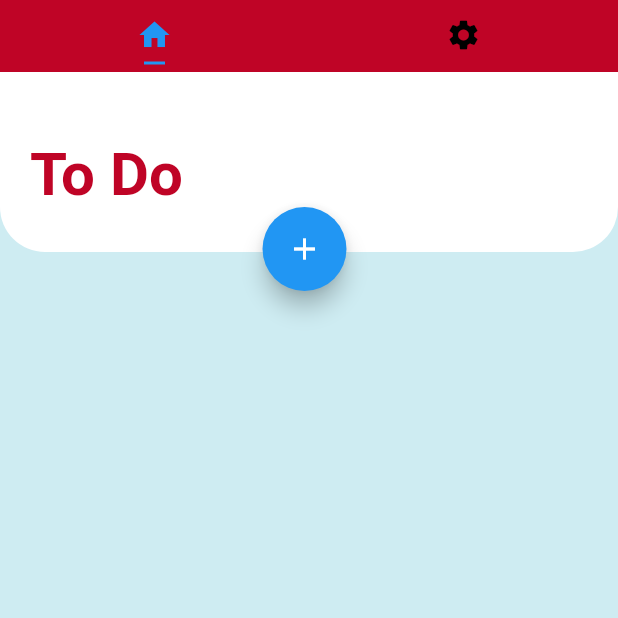
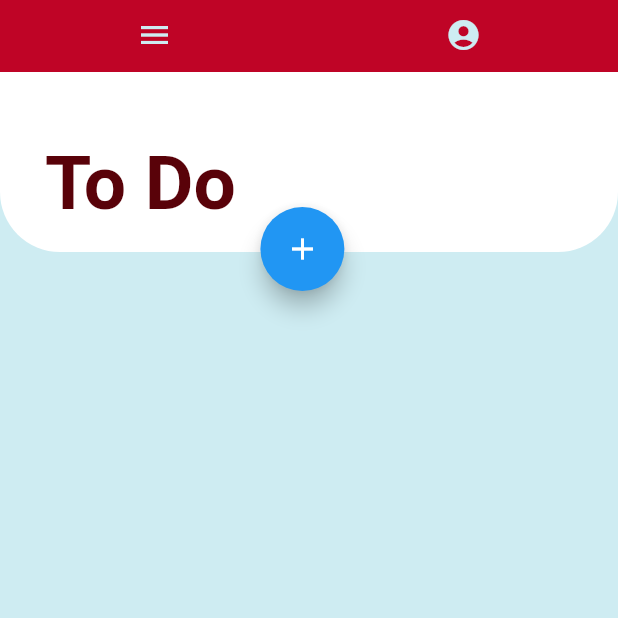
Before and after one commit to JemalAbdullahi/TodoApp, a Flutter app: the screen it shows after launch, on a phone screen of 412 x 824 dp, the top half of it. Run offline on Flutter 3.47's test engine with Material 2 defaults, Android fonts, the phone set to English and light mode, and no system bars; Roboto replaces fonts that are missing (Avenir).

Commit message:
textstyle objects created

```diff
--- a/lib/main.dart
+++ b/lib/main.dart
@@ -1,4 +1,5 @@
 import 'package:flutter/material.dart';
+import 'package:todolist/models/global.dart';
 
 main() => runApp(MyApp());
 
@@ -8,7 +9,7 @@ class MyApp extends StatelessWidget {
     return MaterialApp(
       title: 'To Do List',
       theme: ThemeData(
-        primarySwatch: Colors.blue,
+        primaryColor: Color(0xffbf0426),
       ),
       home: HomePage(title: 'To Do App'),
     );
@@ -34,29 +35,25 @@ class _HomePageState extends State<HomePage> {
           appBar: new TabBar(
             tabs: [
               Tab(
-                icon: new Icon(Icons.home),
+                icon: new Icon(Icons.menu, color: lightBlue),
               ),
               Tab(
-                icon: new Icon(Icons.settings),
+                icon: new Icon(Icons.account_circle, color: lightBlue),
               )
             ],
-            labelColor: Colors.blue,
             unselectedLabelColor: Colors.black,
-            indicatorSize: TabBarIndicatorSize.label,
-            indicatorPadding: EdgeInsets.all(5.0),
-            indicatorColor: Colors.blue,
-            labelPadding: EdgeInsets.all(2.0),
+            indicatorColor: Colors.transparent,
           ),
-          backgroundColor: Color(0xffbf0426),
+          backgroundColor: darkRed,
           body: Stack(
             children: <Widget>[
               TabBarView(
                 children: [
                   new Container(
-                    color: Color(0xffceecf2),
+                    color: lightBlue,
                   ),
                   new Container(
-                    color: Color(0xff023059),
+                    color: darkBlue,
                   ),
                 ],
               ),
@@ -65,30 +62,30 @@ class _HomePageState extends State<HomePage> {
                 decoration: new BoxDecoration(
                   color: Colors.white,
                   borderRadius: BorderRadius.only(
-                    bottomLeft: Radius.circular(30),
-                    bottomRight: Radius.circular(30),
+                    bottomLeft: Radius.circular(40),
+                    bottomRight: Radius.circular(40),
                   ),
                 ),
               ),
               Positioned(
                 top: 90,
-                left: 175,
-                child: FloatingActionButton(
-                  onPressed: null,
-                  child: Icon(Icons.add),
+                child: Center(
+                  widthFactor: 7.2,
+                  child: FloatingActionButton(
+                    onPressed: null,
+                    child: Icon(Icons.add),
+                  ),
                 ),
+                //left: MediaQuery.of(context).size.width * 0.5,
               ),
               Positioned(
-                width: 110,
                 height: 53,
                 top: 45,
-                left: 20,
-                child: Text('To Do',
-                    style: TextStyle(
-                      fontSize: 40,
-                      fontWeight: FontWeight.bold,
-                      color: Color(0xffbf0426),
-                    )),
+                left: 30,
+                child: Text(
+                  'To Do',
+                  style: cardTitleStyle,
+                ),
               ),
             ],
           ),
--- /dev/null
+++ b/lib/models/global.dart
@@ -0,0 +1,29 @@
+import 'package:flutter/material.dart';
+
+
+Color lightBlue = new Color(0xffceecf2);
+Color darkBlue = new Color(0xff023059);
+Color red = new Color(0xfff20f38);
+Color darkRed = new Color(0xffbf0426);
+Color brownRed = new Color(0xff590209);
+
+TextStyle cardTitleStyle = new TextStyle(
+  fontFamily: 'Avenir',
+  fontWeight: FontWeight.bold,
+  color: brownRed,
+  fontSize: 50
+);
+
+TextStyle toDoListTitleStyle = new TextStyle(
+  fontFamily: 'Avenir',
+  fontWeight: FontWeight.bold,
+  color: lightBlue,
+  fontSize: 50
+);
+
+TextStyle taskListTitleStyle = new TextStyle(
+  fontFamily: 'Avenir',
+  fontWeight: FontWeight.bold,
+  color: darkBlue,
+  fontSize: 50
+);
```
